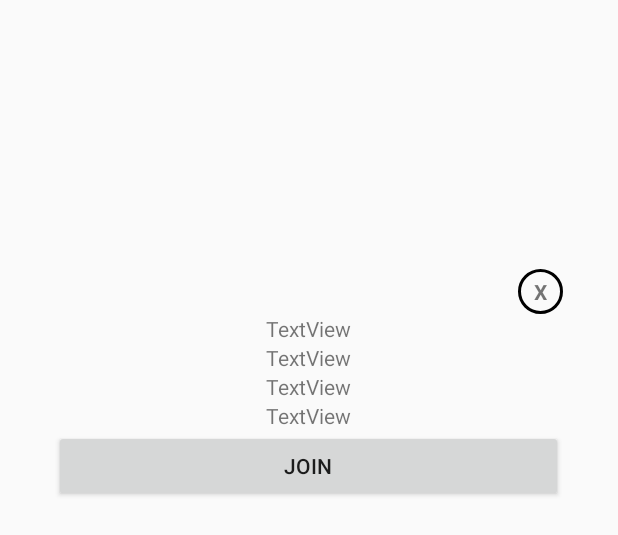
After one commit to 3PNX/FindNLearn, an Android app: the layout meetingpopup.xml on its own in the app's theme, with its tools: preview values and no code run, on a phone screen of 412 x 824 dp. The commit adds this screen. Shown: the top 535 px of the screen. Run offline under Robolectric (Android 15) with nearby library versions, the phone set to English and light mode, and no system bars.

Commit message:
Joinen geht

```diff
--- a/app/src/main/java/erkewesa/org/findnlearn/CreateActivity.java
+++ b/app/src/main/java/erkewesa/org/findnlearn/CreateActivity.java
@@ -325,6 +325,7 @@ public class CreateActivity extends AppCompatActivity {
                 Meetings m = new Meetings();
                 m.setDatum(cr_date.getText().toString());
                 m.setModul((String) cr_mod.getSelectedItem());
+                m.setTeilnehmer(Long.parseLong("1"));
                 m.setSemester( Long.parseLong(cr_se.getSelectedItem().toString()));
                 m.setStudiengang((String) cr_stuga.getSelectedItem());
                 m.setStudg_modul((String) cr_stuga.getSelectedItem() + "_" + cr_mod.getSelectedItem());
@@ -332,6 +333,7 @@ public class CreateActivity extends AppCompatActivity {
                 DatabaseReference mRefMeeting = mRefChild.push();
                 String meetKey=mRefMeeting.getKey();
                 mRefMeeting.setValue(m);
+
 
                 DatabaseReference mRefTeilnehmer = mDataBase.child("Kursteilnehmer").push();
                 mRefTeilnehmer.child("Meet").setValue(meetKey);
--- a/app/src/main/java/erkewesa/org/findnlearn/MainActivity.java
+++ b/app/src/main/java/erkewesa/org/findnlearn/MainActivity.java
@@ -61,6 +61,8 @@ public class MainActivity extends AppCompatActivity {
             @Override
             public void onClick(View v) {
                 Intent findActivityIntent=new Intent(getApplicationContext(),FindActivity.class);
+                findActivityIntent.putExtra("RandomKey",rndmKey);
+                findActivityIntent.putExtra("username",user);
                 startActivity(findActivityIntent);
             }
         });
--- /dev/null
+++ b/app/src/main/res/drawable/circlex.xml
@@ -0,0 +1,4 @@
+<?xml version="1.0" encoding="utf-8"?>
+<shape android:shape="oval" xmlns:android="http://schemas.android.com/apk/res/android">
+<stroke android:width="2dp" />
+</shape>
--- /dev/null
+++ b/app/src/main/res/layout/meetingpopup.xml
@@ -0,0 +1,67 @@
+<?xml version="1.0" encoding="utf-8"?>
+<LinearLayout
+    xmlns:android="http://schemas.android.com/apk/res/android"
+    android:orientation="vertical"
+    android:layout_width="350dp"
+    android:layout_height="475dp"
+    android:padding="5dp"
+    android:layout_gravity="center">
+
+    <TextView
+        android:id="@+id/txtClose"
+        android:layout_width="30dp"
+        android:layout_height="30dp"
+        android:layout_gravity="end"
+        android:background="@drawable/circlex"
+        android:gravity="center"
+        android:text="X"
+        android:textStyle="bold" />
+
+    <LinearLayout
+        android:layout_width="match_parent"
+        android:layout_height="wrap_content"
+        android:orientation="vertical"
+        android:layout_gravity="center"
+        android:gravity="center">
+
+        <TextView
+            android:id="@+id/txtStudg"
+            android:layout_width="match_parent"
+            android:layout_height="wrap_content"
+            android:gravity="center"
+            android:text="TextView" />
+
+        <TextView
+            android:id="@+id/txtSem"
+            android:layout_width="match_parent"
+            android:layout_height="wrap_content"
+            android:gravity="center"
+            android:text="TextView" />
+
+        <TextView
+            android:id="@+id/txtMod"
+            android:layout_width="match_parent"
+            android:layout_height="wrap_content"
+            android:gravity="center"
+            android:text="TextView" />
+
+        <TextView
+            android:id="@+id/txtTeilnehmer"
+            android:layout_width="match_parent"
+            android:layout_height="wrap_content"
+            android:gravity="center"
+            android:text="TextView" />
+
+        <Button
+            android:id="@+id/btnBeitreten"
+            android:layout_width="match_parent"
+            android:layout_height="wrap_content"
+            android:gravity="center"
+            android:text="@string/BeitretenBtn" />
+
+    </LinearLayout>
+
+
+
+
+</LinearLayout>
--- a/app/src/main/res/values/strings.xml
+++ b/app/src/main/res/values/strings.xml
@@ -11,4 +11,5 @@
     <string name="ModulTxV">Modul</string>
     <string name="SearchButton">Search</string>
     <string name="GreetingMsg"> Herzlich Wilkommen bei Find n\' Learn! \n Sag uns doch bitte wie du heißt! </string>
+    <string name="BeitretenBtn">JOIN</string>
 </resources>
```
Also changed, not shown: app/src/main/java/erkewesa/org/findnlearn/FindActivity.java (+7 -0 lines), app/src/main/java/erkewesa/org/findnlearn/Meetings.java (+21 -3 lines), app/src/main/java/erkewesa/org/findnlearn/SearchResultsActivity.java (+146 -5 lines).
